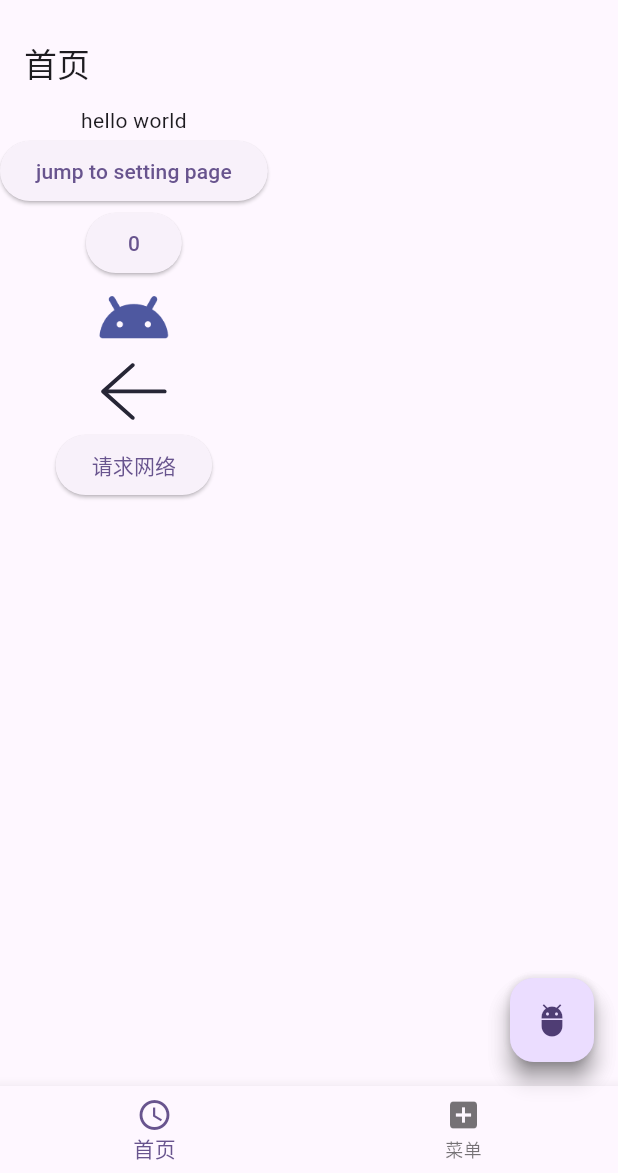
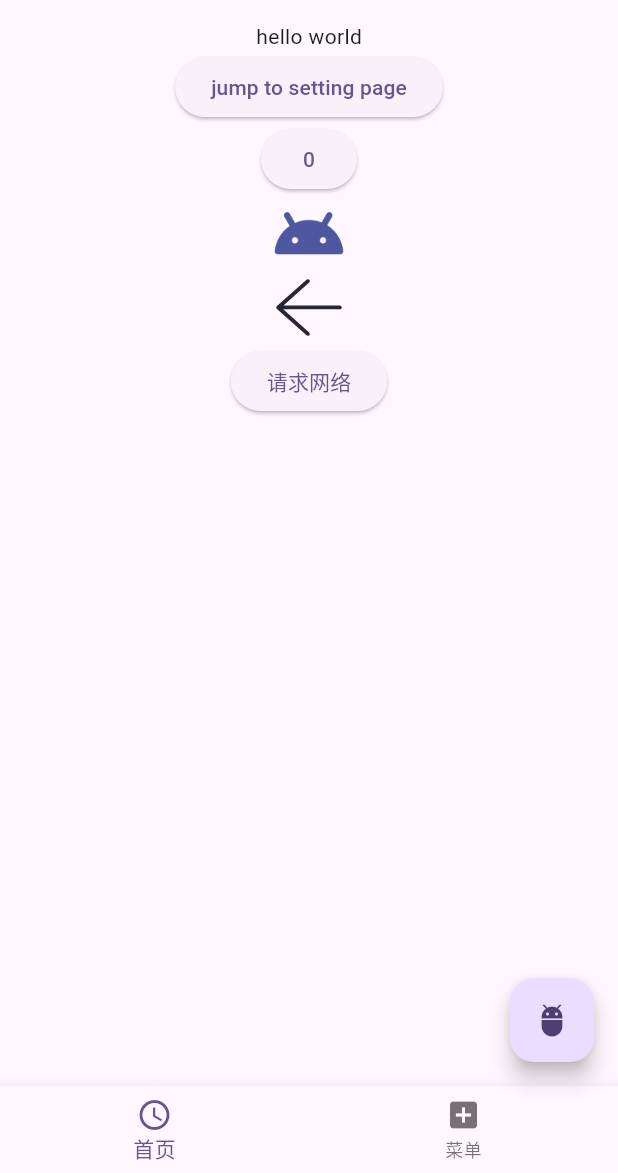
Before and after one commit to gangoogle/flutter_base_project, a Flutter app: the screen it shows after launch, on a phone screen of 412 x 824 dp, the part 63-1236 px from its top. Run offline on Flutter 3.47's test engine with Material 3 defaults, Android fonts, the phone set to English and light mode, and no system bars; our stand-ins replace dio, flutter_svg, get.

Commit message:
fix navigation

```diff
--- a/lib/ui/home/home_view.dart
+++ b/lib/ui/home/home_view.dart
@@ -12,15 +12,7 @@ class HomePage extends StatelessWidget {
 
   @override
   Widget build(BuildContext context) {
-    return Scaffold(
-      appBar: AppBar(
-        title: Text('首页'),
-      ),
-      floatingActionButton: FloatingActionButton(
-        onPressed: () => logic.resetName(),
-        child: Icon(Icons.ac_unit),
-      ),
-      body: Container(
+    return Container(
       child: Column(
         children: [
           GetBuilder<HomePageLogic>(
@@ -54,7 +46,6 @@ class HomePage extends StatelessWidget {
               child: Text('请求网络'))
         ],
       ),
-      ),
     );
   }
 }
```
Lines whose indentation alone changed are shown as unchanged.
